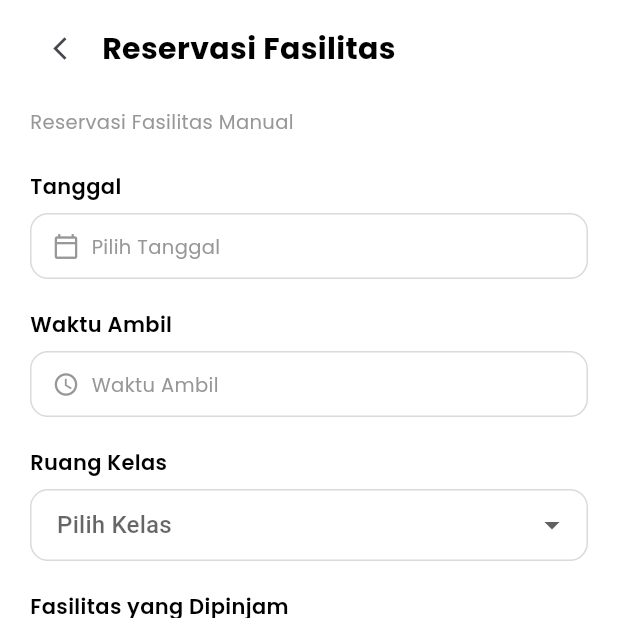
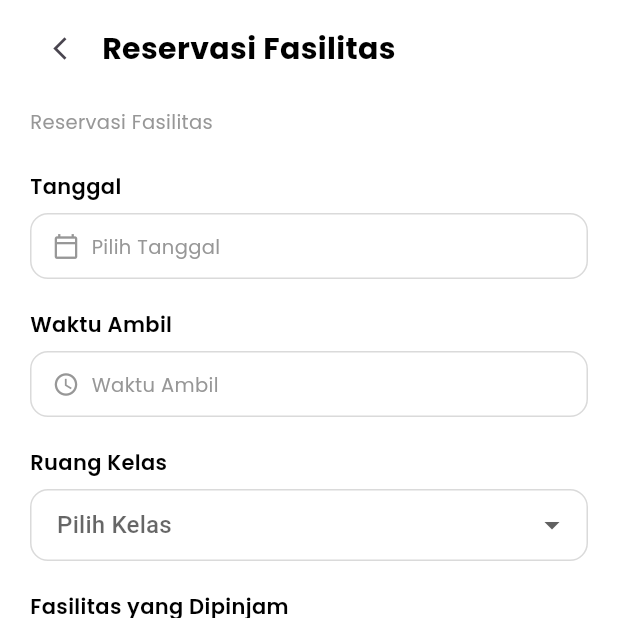
Before and after one commit to Ramadani2610/Pemrograman-Mobile-Kelompok-6_C, a Flutter app: the FacilityReservationPage screen opened by its route, on a phone screen of 412 x 824 dp, the top half of it. Run offline on Flutter 3.47's test engine with Material 3 defaults, Android fonts, the phone set to English and light mode, and no system bars; our stand-ins replace dropdown_search, file_picker, firebase_core, shared_preferences; accounts and stored records are empty.

Commit message:
edit some things

```diff
--- a/lib/presentation/facilities/facility_reservation.dart
+++ b/lib/presentation/facilities/facility_reservation.dart
@@ -284,7 +284,7 @@ class _FacilityReservationPageState extends State<FacilityReservationPage> {
                   crossAxisAlignment: CrossAxisAlignment.start,
                   children: [
                     Text(
-                      'Reservasi Fasilitas Manual',
+                      'Reservasi Fasilitas',
                       style: AppTextStyles.body2.copyWith(
                         color: AppColors.secondaryText,
                       ),
```
